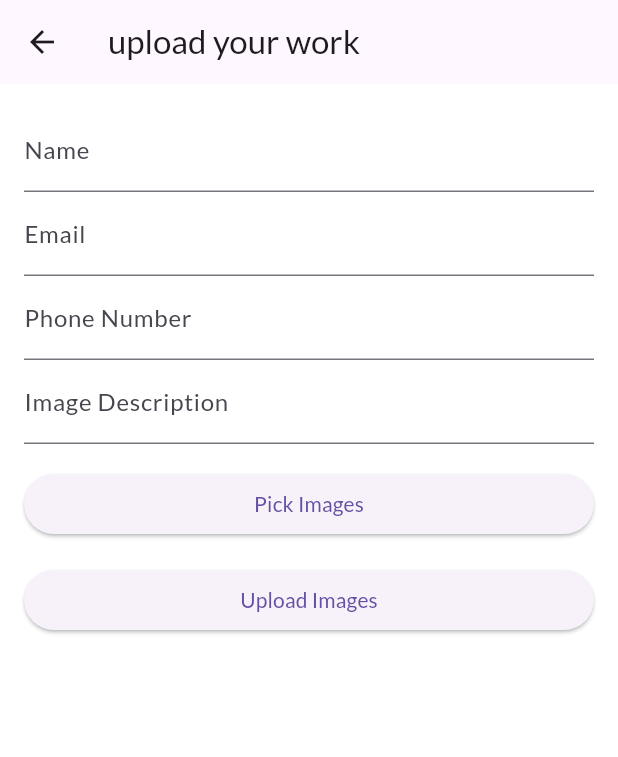
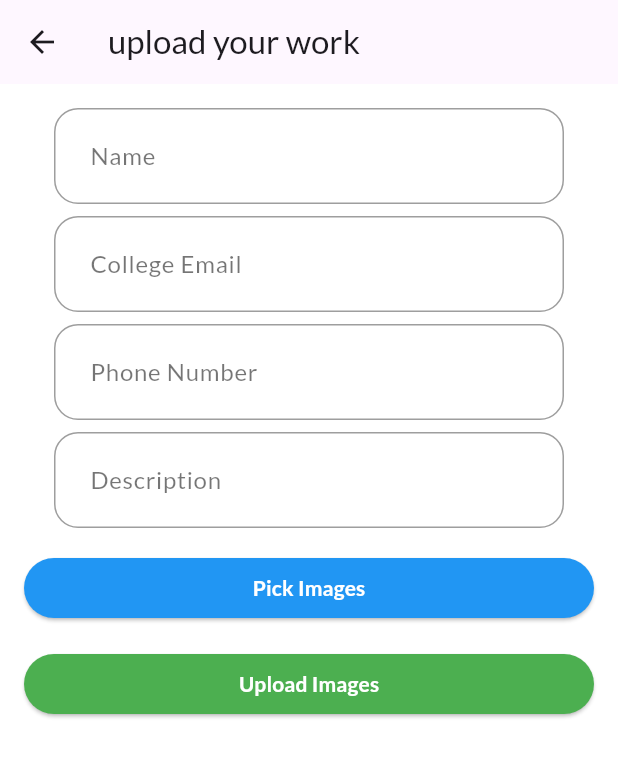
Before and after one commit to EuclidStellar/kaleidoscope.fp, a Flutter app: the HomeScreenPage screen opened directly, in the side drawer, after a tap on "Upload Artwork", on a phone screen of 412 x 824 dp. Shown: the top 757 px of the screen. Run offline on Flutter 3.47's test engine with Material 3 defaults, Android fonts, the phone set to English and light mode, and no system bars; our stand-ins replace action_slider, cloud_firestore, firebase_auth, firebase_core, firebase_storage, google_fonts and 5 more; accounts and stored records are empty; network calls fail.

Commit message:
senior V1

```diff
--- a/lib/auth/home.dart
+++ b/lib/auth/home.dart
@@ -41,16 +41,31 @@ class _HomeScreenPageState extends State<HomeScreenPage> {
         ],
       ),
       drawer: Drawer(
+        backgroundColor: Colors.white,
+
         child: ListView(
           children: [
+           const SizedBox(
+              height: 30,
+            ),
+            const  Text(
+              'Kaleidoscope',
+              textAlign: TextAlign.center,
+              style: TextStyle(
+                fontSize: 24,
+                color: Colors.black,
+              )
+            ),
+             const SizedBox(
+              height: 30,
+            ),
             ListTile(
               title: const Text('Upload Artwork'),
               onTap: () {
                 Navigator.push(
             context,
             MaterialPageRoute(builder: (context) => ImageUploadScreen()),
-          ); // Close the drawer
-                // Navigate to the home page if needed
+          );
               },
             ),
             ListTile(
--- a/lib/drawer/uploadartwork.dart
+++ b/lib/drawer/uploadartwork.dart
@@ -1,12 +1,10 @@
-
-
 import 'dart:io';
 
 import 'package:flutter/material.dart';
 import 'package:image_picker/image_picker.dart';
 import 'package:cloud_firestore/cloud_firestore.dart';
 import 'package:firebase_storage/firebase_storage.dart';
-
+import 'package:kaleidoscope_fp/auth/login.dart';
 
 class ImageUploadScreen extends StatefulWidget {
   @override
@@ -56,7 +54,10 @@ class _ImageUploadScreenState extends State<ImageUploadScreen> {
     String phoneNumber = _phoneNumberController.text.trim();
     String description = _descriptionController.text.trim();
 
-    if (name.isEmpty || email.isEmpty || phoneNumber.isEmpty || description.isEmpty) {
+    if (name.isEmpty ||
+        email.isEmpty ||
+        phoneNumber.isEmpty ||
+        description.isEmpty) {
       // Ensure all user information is available
       return;
     }
@@ -68,13 +69,18 @@ class _ImageUploadScreenState extends State<ImageUploadScreen> {
     try {
       for (File imageFile in _selectedImages) {
         String downloadURL = await uploadImageToFirebaseStorage(imageFile);
-        await saveImageMetadataToFirestore(downloadURL, name, email, phoneNumber, description);
+        await saveImageMetadataToFirestore(
+            downloadURL, name, email, phoneNumber, description);
       }
       ScaffoldMessenger.of(context).showSnackBar(
         const SnackBar(
           content: Text('Images uploaded successfully!'),
         ),
       );
+      _nameController.clear();
+      _emailController.clear();
+      _phoneNumberController.clear();
+      _descriptionController.clear();
     } finally {
       setState(() {
         _isUploading = false;
@@ -85,7 +91,8 @@ class _ImageUploadScreenState extends State<ImageUploadScreen> {
 
   Future<String> uploadImageToFirebaseStorage(File imageFile) async {
     FirebaseStorage storage = FirebaseStorage.instance;
-    Reference storageReference = storage.ref().child('chayanmedia/${DateTime.now()}.png');
+    Reference storageReference =
+        storage.ref().child('chayanmedia/${DateTime.now()}.png');
 
     UploadTask uploadTask = storageReference.putFile(imageFile);
     TaskSnapshot snapshot = await uploadTask;
@@ -117,45 +124,77 @@ class _ImageUploadScreenState extends State<ImageUploadScreen> {
   Widget build(BuildContext context) {
     return Scaffold(
       appBar: AppBar(
-        title: Text('upload your work'),
+        title: const Text('upload your work'),
       ),
       body: SingleChildScrollView(
         padding: const EdgeInsets.all(16.0),
         child: Column(
           crossAxisAlignment: CrossAxisAlignment.stretch,
           children: [
-            TextField(
-              controller: _nameController,
-              decoration: InputDecoration(labelText: 'Name'),
+            MyTextField(
+                hintText: 'Name',
+                inputType: TextInputType.name,
+                labelText2: 'Name',
+                secure1: false,
+                capital: TextCapitalization.words,
+                nameController1: _nameController),
+            const SizedBox(
+              height: 8,
             ),
-            TextField(
-              controller: _emailController,
-              decoration: InputDecoration(labelText: 'Email'),
+            MyTextField(
+              hintText: 'Email',
+              inputType: TextInputType.emailAddress,
+              labelText2: 'College Email',
+              secure1: false,
+              nameController1: _emailController,
+              capital: TextCapitalization.none,
             ),
-            TextField(
-              controller: _phoneNumberController,
-              decoration: InputDecoration(labelText: 'Phone Number'),
+            const SizedBox(height: 8),
+            MyTextField(
+              hintText: 'Phone Number',
+              inputType: TextInputType.phone,
+              labelText2: 'Phone Number',
+              secure1: false,
+              nameController1: _phoneNumberController,
+              capital: TextCapitalization.none,
             ),
-            TextField(
-              controller: _descriptionController,
-              decoration: InputDecoration(labelText: 'Image Description'),
+            const SizedBox(height: 8),
+            MyTextField(
+              hintText: 'Description',
+              inputType: TextInputType.text,
+              labelText2: 'Description',
+              secure1: false,
+              nameController1: _descriptionController,
+              capital: TextCapitalization.none,
             ),
             const SizedBox(height: 16),
             ElevatedButton(
               onPressed: _pickAndUploadImages,
-              child: Text('Pick Images'),
+              style: ElevatedButton.styleFrom(
+                backgroundColor: Colors.blue,
+              ),
+              child: const Text('Pick Images',
+                  style: TextStyle(
+                      color: Colors.white, fontWeight: FontWeight.bold)),
             ),
             const SizedBox(height: 16),
             ElevatedButton(
               onPressed: _uploadImages,
-              child: _isUploading ? CircularProgressIndicator() : Text('Upload Images'),
+              style: ElevatedButton.styleFrom(
+                backgroundColor: Colors.green,
+              ),
+              child: _isUploading
+                  ? const CircularProgressIndicator()
+                  : const Text('Upload Images',
+                      style: TextStyle(
+                          color: Colors.white, fontWeight: FontWeight.bold)),
             ),
             const SizedBox(height: 16),
             _selectedImages.isNotEmpty
                 ? Column(
                     children: [
-                      Text('Selected Images:'),
-                      SizedBox(height: 8),
+                      const Text('Selected Images:'),
+                      const SizedBox(height: 8),
                       Wrap(
                         spacing: 8.0,
                         runSpacing: 8.0,
```
